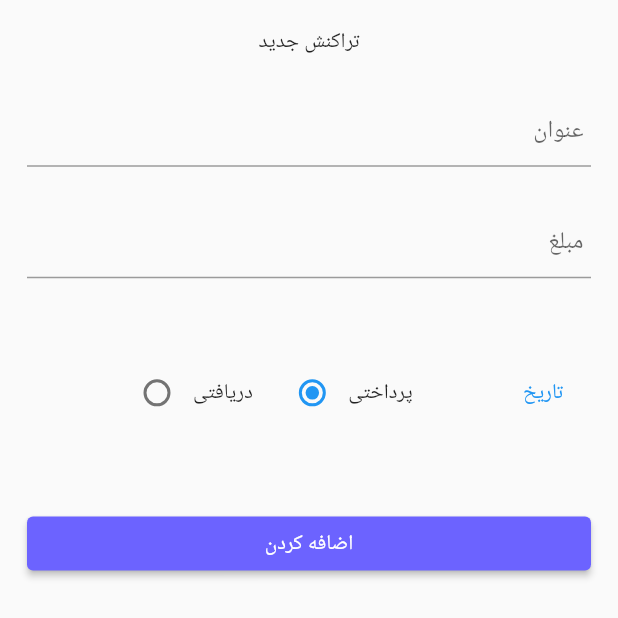
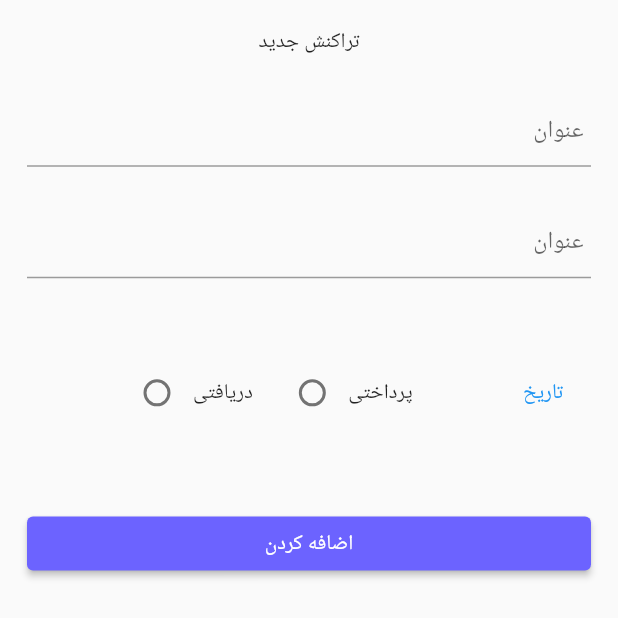
Before and after one commit to ariyaomidi/transation, a Flutter app: the screen it shows after launch, after a tap on the "add" icon, on a phone screen of 412 x 824 dp, the top half of it. Run offline on Flutter 3.47's test engine with Material 2 defaults, Android fonts, the light colour scheme and no system bars; our stand-ins replace animated_bottom_navigation_bar, flutter_svg; missing offline and left inert: searchbar_animation; Roboto replaces fonts that are missing (yekan).

Commit message:
add setstat for radio butten

```diff
--- a/lib/screens/add_transaction.dart
+++ b/lib/screens/add_transaction.dart
@@ -1,8 +1,16 @@
+import 'dart:math';
+
 import 'package:flutter/material.dart';
 import 'package:transation/constant.dart';
+import 'package:transation/models/money.dart';
+import 'package:transation/screens/home_screen.dart';
 
 class AddTransaction extends StatefulWidget {
   const AddTransaction({Key? key}) : super(key: key);
+
+  static int groupId = 0;
+  static TextEditingController titleController = TextEditingController();
+  static TextEditingController priceController = TextEditingController();
 
   @override
   State<AddTransaction> createState() => _AddTransactionState();
@@ -18,46 +26,60 @@ class _AddTransactionState extends State<AddTransaction> {
         child: Column(
           children: [
             const Text('تراکنش جدید'),
-            Spacer(),
-            const TextField(
-                textAlign: TextAlign.end,
-                decoration: InputDecoration(
-                contentPadding: EdgeInsets.all(5),
-                hintText: "عنوان ",)
-            ),
-            Spacer(),
-            const TextField(
-                textAlign: TextAlign.end,
-                decoration: InputDecoration(
-                  contentPadding: EdgeInsets.all(5),
-                  hintText: "مبلغ",)
-            ),
-            Spacer(flex: 2),
+            const Spacer(),
+            MyTexField(
+                hintText: 'توضیحات',
+                controller: AddTransaction.titleController),
+            const Spacer(),
+            MyTexField(
+                hintText: 'مبلغ', controller: AddTransaction.titleController),
+            const Spacer(flex: 2),
             Row(
               mainAxisAlignment: MainAxisAlignment.spaceBetween,
               children: [
-                Spacer(flex: 8),
+                const Spacer(flex: 8),
                 Radio(
-                  value: 0,
-                  groupValue: 1,
-                  onChanged: (value) {},
+                  activeColor: kPurpleColor,
+                  value: 1,
+                  groupValue: AddTransaction.groupId,
+                  onChanged: (value) {
+                    setState(() => AddTransaction.groupId = value.hashCode);
+                  },
                 ),
-                Text('دریافتی'),
-                Spacer(flex: 2),
+                const Text('دریافتی'),
+                const Spacer(flex: 2),
                 Radio(
-                  value: 1,
-                  groupValue: 1,
-                  onChanged: (value) {},
+                  activeColor: kPurpleColor,
+                  value: 2,
+                  groupValue: AddTransaction.groupId,
+                  onChanged: (value) {
+                    setState(() => AddTransaction.groupId = value.hashCode);
+                  },
                 ),
-                Text('پرداختی'),
-                Spacer(flex: 7),
-                TextButton(onPressed: () {}, child: Text('تاریخ'))
+                const Text('پرداختی'),
+                const Spacer(flex: 7),
+                TextButton(onPressed: () {}, child: const Text('تاریخ'))
               ],
             ),
-            Spacer(flex: 2),
-            MyButton(onPressed: (){},text: 'اضافه کردن'),
-
-            Spacer(flex: 16,)
+            const Spacer(flex: 2),
+            MyButton(
+                onPressed: () {
+                  HomeScreen().money.add(
+                        Money(
+                            id: Random().nextInt(9999),
+                            // title: AddTransaction.titleController.text,
+                            title: '555555',
+                            price: AddTransaction.priceController.text,
+                            date: '1402/06/08',
+                            isReceived:
+                                AddTransaction.groupId == 1 ? true : false),
+                      );
+                  Navigator.pop(context);
+                },
+                text: 'اضافه کردن'),
+            const Spacer(
+              flex: 16,
+            )
           ],
         ),
       ),
@@ -65,20 +87,36 @@ class _AddTransactionState extends State<AddTransaction> {
   }
 }
 
+class MyTexField extends StatelessWidget {
+  final String hintText;
+  final TextEditingController controller;
+
+  const MyTexField(
+      {super.key, required this.hintText, required this.controller});
+
+  @override
+  Widget build(BuildContext context) {
+    return const TextField(
+        textAlign: TextAlign.end,
+        decoration: InputDecoration(
+          contentPadding: EdgeInsets.all(5),
+          hintText: "عنوان ",
+        ));
+  }
+}
+
 class MyButton extends StatelessWidget {
-final String text;
-final Function() onPressed;
+  final String text;
+  final Function() onPressed;
 
   const MyButton({super.key, required this.text, required this.onPressed});
-
-
 
   @override
   Widget build(BuildContext context) {
     return SizedBox(
       width: double.infinity,
       child: ElevatedButton(
-        onPressed:onPressed,
+        onPressed: onPressed,
         style: TextButton.styleFrom(backgroundColor: kPurpleColor),
         child: Text(text),
       ),
--- a/lib/screens/home_screen.dart
+++ b/lib/screens/home_screen.dart
@@ -1,12 +1,57 @@
 import 'package:flutter/material.dart';
+import 'package:flutter/services.dart';
 import 'package:searchbar_animation/searchbar_animation.dart';
 import 'package:flutter_svg/flutter_svg.dart';
 import 'package:transation/screens/add_transaction.dart';
 
 import '../constant.dart';
+import '../models/money.dart';
 
 class HomeScreen extends StatefulWidget {
-  const HomeScreen({Key? key}) : super(key: key);
+// بخاطر دسترسی سریع از کلمه کلیدی استاتیک استفاده میکنیم
+// ولی اگه از کلمه کلیدی استاتیک استفاده نکنیم باید جهت دسترسی به متغیر مانی از شبیه زیر استفاده کنیم
+// Homescreen().money[index].title
+//ولی با کلمه کلیدی استاتیک به صورت زیر مینویسیم
+//Homescreen.Money[index].title
+//تفاوت را دقت کنیم
+  List<Money> money = [
+    Money(
+        id: 0,
+        title: 'Gym',
+        price: '125,000',
+        date: '1401/05/07',
+        isReceived: false),
+    Money(
+        id: 1,
+        title: 'Hotel',
+        price: '125,000',
+        date: '1401/05/07',
+        isReceived: false),
+    Money(
+        id: 2,
+        title: 'Teach',
+        price: '125,000',
+        date: '1401/05/07',
+        isReceived: true),
+    Money(
+        id: 3,
+        title: 'Gym',
+        price: '125,000',
+        date: '1401/05/07',
+        isReceived: false),
+    Money(
+        id: 4,
+        title: 'Hotel',
+        price: '125,000',
+        date: '1401/05/07',
+        isReceived: false),
+    Money(
+        id: 5,
+        title: 'Snap',
+        price: '125,000',
+        date: '1401/05/07',
+        isReceived: true),
+  ];
 
   @override
   State<HomeScreen> createState() => _HomeScreenState();
@@ -31,15 +76,7 @@ class _HomeScreenState extends State<HomeScreen> {
   Widget build(BuildContext context) {
     return SafeArea(
       child: Scaffold(
-        floatingActionButton: FloatingActionButton(
-          onPressed: () {
-            Navigator.push(context,
-                MaterialPageRoute(builder: (context) => const AddTransaction()));
-          },
-          backgroundColor: kPurpleColor,
-          elevation: 0,
-          child: const Icon(Icons.add),
-        ),
+        floatingActionButton: fab() ,
         body: Container(
           width: double.infinity,
           child: Column(
@@ -56,26 +93,71 @@ class _HomeScreenState extends State<HomeScreen> {
               // Spacer(),
               // EmptyWidget(),
 
-              ListView.builder(itemBuilder: (context, index) {
-                return const MyListTileWidget();
-              },itemCount: 10,),
+              Expanded(
+                child: ListView.builder(
+                  itemBuilder: (context, index) {
+                    return MyListTileWidget(index: index);
+                  },
+                  itemCount: HomeScreen().money.length,
+                ),
+              ),
 
-
-              const Spacer(),
+              // const Spacer(),
             ],
           ),
         ),
       ),
     );
+
+
+    }
+  Widget fab(){
+    return
+      FloatingActionButton(
+        onPressed: () {
+          AddTransaction.groupId=0;
+          AddTransaction.priceController.text = '';
+          AddTransaction.titleController.text = '';
+          Navigator.push(
+              context,
+              MaterialPageRoute(
+                  builder: (context) =>  AddTransaction())).then((value) {
+                    setState(() {
+                      print('Refresh');
+                    });
+          });
+        },
+        backgroundColor: kPurpleColor,
+        elevation: 0,
+        child: const Icon(Icons.add),
+      );
   }
+
+// این دوتا متود باز نویسی شده جهت عمودی کردن صفحه برنامه که حتما باید کلاس سرویسز های فایل دارت هم باید امپورت کرد
+// @override
+// void initState() {
+//   super.initState();
+//   SystemChrome.setPreferredOrientations([
+//     DeviceOrientation.portraitUp,
+//     DeviceOrientation.landscapeRight,
+//     DeviceOrientation.landscapeLeft
+//   ]);
+// }
+//
+//   @override
+//   void dispose() {
+//     SystemChrome.setPreferredOrientations([DeviceOrientation.portraitUp]);
+//     super.dispose();
+//   }
+
 }
 
 // my List tile widget
 
 class MyListTileWidget extends StatelessWidget {
-  const MyListTileWidget({
-    Key? key,
-  }) : super(key: key);
+  final int index;
+
+  const MyListTileWidget({super.key, required this.index});
 
   @override
   Widget build(BuildContext context) {
@@ -88,27 +170,46 @@ class MyListTileWidget extends StatelessWidget {
             height: 50,
             decoration: BoxDecoration(
                 borderRadius: BorderRadius.circular(10),
-                color: Colors.red),
-            child: const Icon(
-              Icons.arrow_downward,
+                color: HomeScreen().money[index].isReceived
+                    ? kGreenColor
+                    : kRedColor),
+            child: Icon(
+              HomeScreen().money[index].isReceived
+                  ? Icons.arrow_downward
+                  : Icons.arrow_upward,
               color: Colors.white,
             ),
           ),
           const Spacer(flex: 1),
-          const Text('Gym'),
+          Text(HomeScreen().money[index].title),
           const Spacer(flex: 30),
           Column(
             children: [
               Row(
-                children: const [
-                  Text('تومان'),
+                children: [
+                  Text(
+                    'تومان',
+                    style: TextStyle(
+                        color: HomeScreen().money[index].isReceived
+                            ? kGreenColor
+                            : kRedColor),
+                  ),
                   SizedBox(
-                    width: 5,
+                    width: 7,
                   ),
-                  Text('10,000'),
+                  Text(HomeScreen().money[index].isReceived ? '+' : '-',
+                      style: TextStyle(
+                          color: HomeScreen().money[index].isReceived
+                              ? kGreenColor
+                              : kRedColor)),
+                  Text(HomeScreen().money[index].price,
+                      style: TextStyle(
+                          color: HomeScreen().money[index].isReceived
+                              ? kGreenColor
+                              : kRedColor)),
                 ],
               ),
-              const Text('1401/02/03')
+              Text(HomeScreen().money[index].date)
             ],
           )
         ],
--- a/lib/screens/main_screen.dart
+++ b/lib/screens/main_screen.dart
@@ -1,5 +1,6 @@
 import 'package:animated_bottom_navigation_bar/animated_bottom_navigation_bar.dart';
 import 'package:flutter/material.dart';
+import 'package:flutter/services.dart';
 import 'package:transation/screens/info_screen.dart';
 
 import 'home_screen.dart';
@@ -13,12 +14,15 @@ class MainScreen extends StatefulWidget {
 
 class _MainScreenState extends State<MainScreen> {
   int currentIndex = 0;
+  Widget body = HomeScreen();
 
-  Widget body = HomeScreen();
+
+
   @override
   Widget build(BuildContext context) {
 
-    return Scaffold(
+    return SafeArea(
+      child: Scaffold(
         backgroundColor: Colors.white,
         bottomNavigationBar: AnimatedBottomNavigationBar(
           icons: const [Icons.home, Icons.info],
@@ -45,6 +49,10 @@ class _MainScreenState extends State<MainScreen> {
         ),
 
         body: body,
+      ),
     );
   }
+
+
+
   }
```
Also changed, not shown: lib/main.dart (+23 -0 lines), lib/constant.dart (line endings or trailing spaces). Lines whose indentation alone changed are shown as unchanged.
